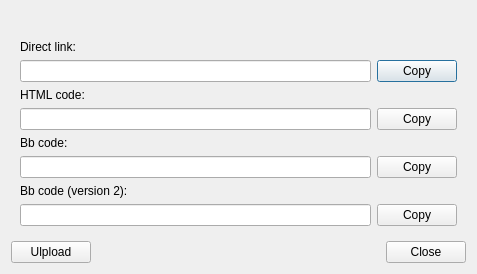
Old version of the form src/modules/uploader/uploaderdialog.ui in the repository lxqt/screengrab.
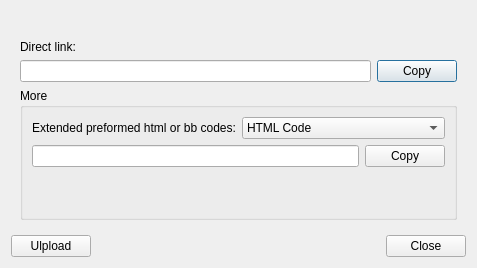
New version of the form. The open tabs and pages were chosen to show the change.

```diff
--- a/src/modules/uploader/uploaderdialog.ui
+++ b/src/modules/uploader/uploaderdialog.ui
@@ -96,7 +96,7 @@
       </widget>
      </widget>
      <widget class="QWidget" name="page_2">
-      <layout class="QVBoxLayout" name="verticalLayout">
+      <layout class="QVBoxLayout" name="verticalLayout_3">
        <item>
         <widget class="QLabel" name="labSuccessfully">
          <property name="text">
@@ -129,67 +129,85 @@
         </layout>
        </item>
        <item>
-        <widget class="QLabel" name="labHTML">
-         <property name="text">
-          <string>HTML code:</string>
+        <widget class="QGroupBox" name="groupExtCode">
+         <property name="title">
+          <string>More </string>
          </property>
-        </widget>
-       </item>
-       <item>
-        <layout class="QHBoxLayout" name="horizontalLayout_2">
-         <item>
-          <widget class="QLineEdit" name="editHTML"/>
-         </item>
-         <item>
-          <widget class="QPushButton" name="butCopyHTML">
-           <property name="text">
-            <string>Copy</string>
-           </property>
-          </widget>
-         </item>
-        </layout>
-       </item>
-       <item>
-        <widget class="QLabel" name="labBbCode">
-         <property name="text">
-          <string>Bb code:</string>
-         </property>
-        </widget>
-       </item>
+         <layout class="QVBoxLayout" name="verticalLayout">
        <item>
         <layout class="QHBoxLayout" name="horizontalLayout_3">
          <item>
-          <widget class="QLineEdit" name="editBbCode"/>
+             <widget class="QLabel" name="labExtCode">
+              <property name="text">
+               <string>Extended preformed html or bb codes:</string>
+              </property>
+             </widget>
          </item>
          <item>
-          <widget class="QPushButton" name="butCopyBbCode">
+             <widget class="QComboBox" name="cbxExtCode">
+              <item>
            <property name="text">
-            <string>Copy</string>
-           </property>
-          </widget>
-         </item>
-        </layout>
+                <string>HTML Code</string>
+               </property>
+              </item>
+              <item>
+               <property name="text">
+                <string>Bb Code</string>
+               </property>
        </item>
        <item>
-        <widget class="QLabel" name="labBbCode2">
          <property name="text">
-          <string>Bb code (version 2):</string>
-         </property>
-        </widget>
-       </item>
+                <string>Bb Code 2</string>
+               </property>
+              </item>
+              <item>
+               <property name="text">
+                <string>Thumbnail HTML</string>
+               </property>
+              </item>
+              <item>
+               <property name="text">
+                <string>Thumbnail BB Code</string>
+               </property>
+              </item>
+              <item>
+               <property name="text">
+                <string>Thumbnail Bb Code 2</string>
+               </property>
+              </item>
+             </widget>
+            </item>
+           </layout>
+          </item>
        <item>
-        <layout class="QHBoxLayout" name="horizontalLayout_4">
+           <layout class="QHBoxLayout" name="horizontalLayout_2">
          <item>
-          <widget class="QLineEdit" name="editBbCode2"/>
+             <widget class="QLineEdit" name="editExtCode"/>
          </item>
          <item>
-          <widget class="QPushButton" name="butCopyBbCode2">
+             <widget class="QPushButton" name="butCopyExtCode">
            <property name="text">
             <string>Copy</string>
            </property>
           </widget>
          </item>
         </layout>
+          </item>
+          <item>
+           <spacer name="verticalSpacer">
+            <property name="orientation">
+             <enum>Qt::Vertical</enum>
+            </property>
+            <property name="sizeHint" stdset="0">
+             <size>
+              <width>20</width>
+              <height>54</height>
+             </size>
+            </property>
+           </spacer>
+          </item>
+         </layout>
+        </widget>
        </item>
       </layout>
      </widget>
```
Left out of the diff: 83 changed lines with no effect on the pictures. Lines whose indentation alone changed are shown as unchanged.
